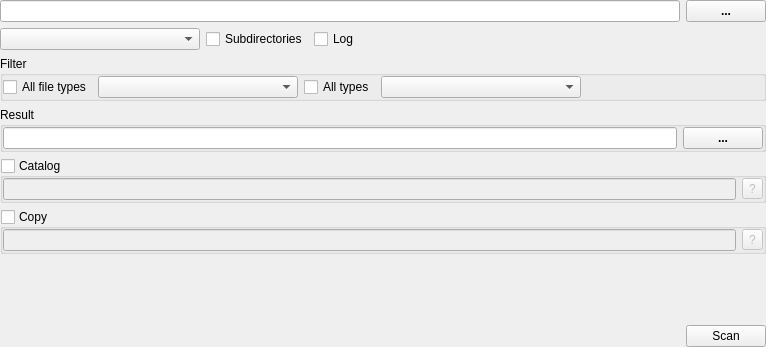
Before: the Qt Designer form xscansortwidget.ui in horsicq/XScanEngine, drawn with Qt 5.
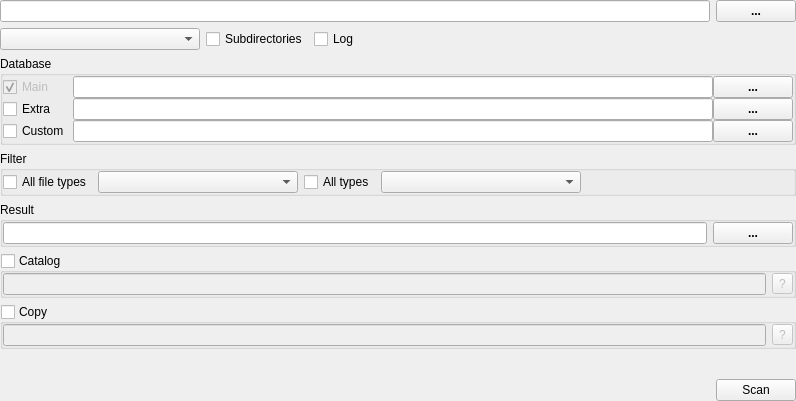
After: the same form once the commit is applied. Custom widgets are drawn as their Qt base class.

What changed in the file:
```diff
--- a/xscansortwidget.ui
+++ b/xscansortwidget.ui
@@ -6,8 +6,8 @@
    <rect>
     <x>0</x>
     <y>0</y>
-    <width>766</width>
-    <height>347</height>
+    <width>796</width>
+    <height>401</height>
    </rect>
   </property>
   <property name="windowTitle">
@@ -86,6 +86,138 @@
      </item>
     </layout>
    </item>
+   <item>
+    <widget class="QGroupBox" name="groupBoxDatabases">
+     <property name="sizePolicy">
+      <sizepolicy hsizetype="Preferred" vsizetype="Expanding">
+       <horstretch>0</horstretch>
+       <verstretch>0</verstretch>
+      </sizepolicy>
+     </property>
+     <property name="title">
+      <string>Database</string>
+     </property>
+     <layout class="QVBoxLayout" name="verticalLayout_2">
+      <property name="spacing">
+       <number>0</number>
+      </property>
+      <property name="leftMargin">
+       <number>0</number>
+      </property>
+      <property name="topMargin">
+       <number>0</number>
+      </property>
+      <property name="rightMargin">
+       <number>0</number>
+      </property>
+      <property name="bottomMargin">
+       <number>0</number>
+      </property>
+      <item>
+       <layout class="QHBoxLayout" name="horizontalLayout_8">
+        <item>
+         <widget class="QCheckBox" name="checkBoxDatabaseMain">
+          <property name="enabled">
+           <bool>false</bool>
+          </property>
+          <property name="minimumSize">
+           <size>
+            <width>70</width>
+            <height>0</height>
+           </size>
+          </property>
+          <property name="text">
+           <string>Main</string>
+          </property>
+          <property name="checked">
+           <bool>true</bool>
+          </property>
+         </widget>
+        </item>
+        <item>
+         <widget class="QLineEdit" name="lineEditDatabaseMain"/>
+        </item>
+        <item>
+         <widget class="QPushButton" name="pushButtonDatabaseMain">
+          <property name="font">
+           <font>
+            <bold>true</bold>
+           </font>
+          </property>
+          <property name="text">
+           <string>...</string>
+          </property>
+         </widget>
+        </item>
+       </layout>
+      </item>
+      <item>
+       <layout class="QHBoxLayout" name="horizontalLayout_10">
+        <item>
+         <widget class="QCheckBox" name="checkBoxDatabaseExtra">
+          <property name="minimumSize">
+           <size>
+            <width>70</width>
+            <height>0</height>
+           </size>
+          </property>
+          <property name="text">
+           <string>Extra</string>
+          </property>
+         </widget>
+        </item>
+        <item>
+         <widget class="QLineEdit" name="lineEditDatabaseExtra"/>
+        </item>
+        <item>
+         <widget class="QPushButton" name="pushButtonDatabaseExtra">
+          <property name="font">
+           <font>
+            <bold>true</bold>
+           </font>
+          </property>
+          <property name="text">
+           <string>...</string>
+          </property>
+         </widget>
+        </item>
+       </layout>
+      </item>
+      <item>
+       <layout class="QHBoxLayout" name="horizontalLayout_11">
+        <item>
+         <widget class="QCheckBox" name="checkBoxDatabaseCustom">
+          <property name="minimumSize">
+           <size>
+            <width>70</width>
+            <height>0</height>
+           </size>
+          </property>
+          <property name="text">
+           <string>Custom</string>
+          </property>
+         </widget>
+        </item>
+        <item>
+         <widget class="QLineEdit" name="lineEditDatabaseCustom"/>
+        </item>
+        <item>
+         <widget class="QPushButton" name="pushButtonDatabaseCustom">
+          <property name="font">
+           <font>
+            <bold>true</bold>
+           </font>
+          </property>
+          <property name="text">
+           <string>...</string>
+          </property>
+         </widget>
+        </item>
+       </layout>
+      </item>
+     </layout>
+    </widget>
+   </item>
    <item>
     <widget class="QGroupBox" name="groupBoxFilter">
      <property name="title">
```
